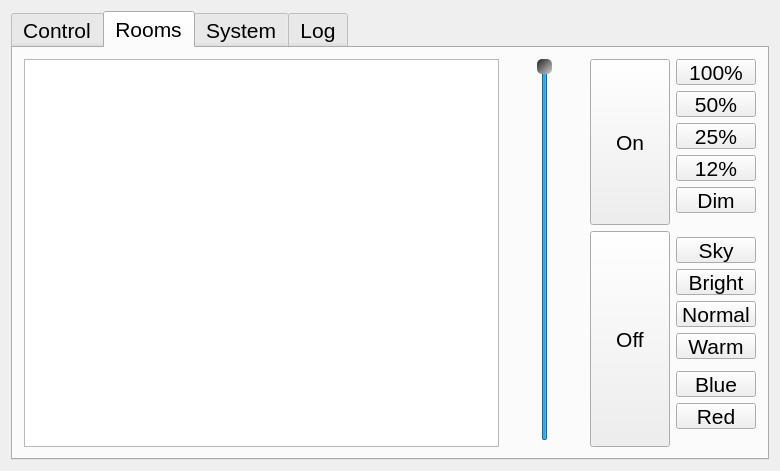
Before: the Qt Designer form widget.ui in paulkappler/HomeGUI, drawn with Qt 5.
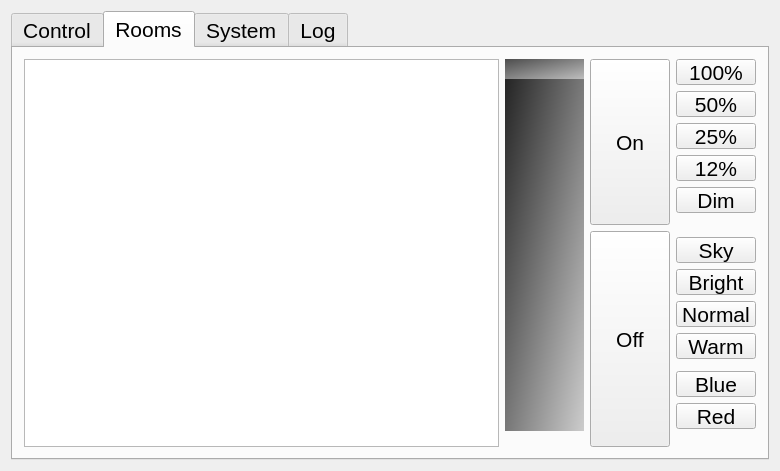
After: the same form once the commit is applied.

Commit message: background groove

```diff
--- a/widget.ui
+++ b/widget.ui
@@ -381,7 +381,16 @@
     width: 30px;
 
     margin: -20px -20px; 
-}</string>
+}
+
+QSlider::groove
+{
+    margin-top: 10px;
+    margin-bottom: 10px;
+    background: qlineargradient(x1:0, y1:0, x2:1, y2:1, stop:0 #222222, stop:1 #CCCCCC);
+
+}  
+</string>
          </property>
          <property name="minimum">
           <number>0</number>
```
